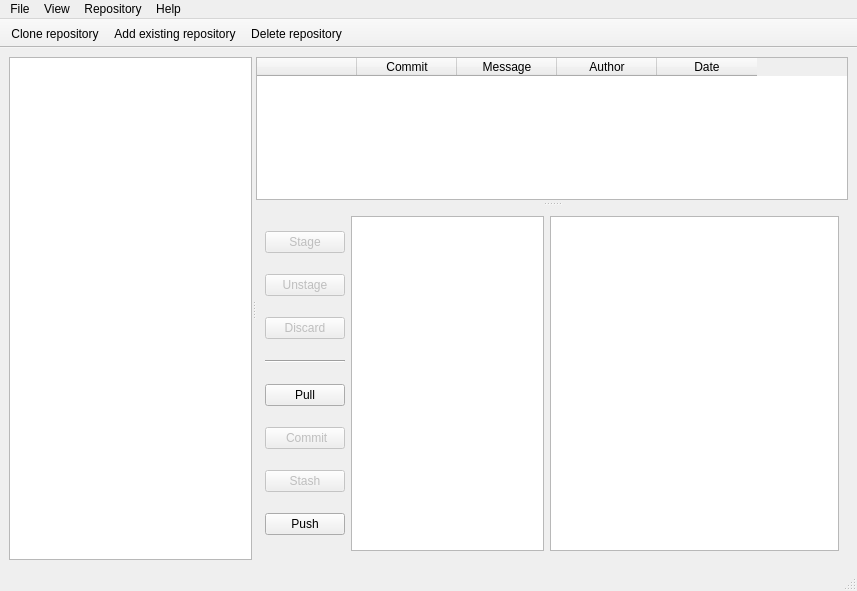
pycircle/gitraffe, file gitraffe/layouts/main_window.ui: the form before one commit.
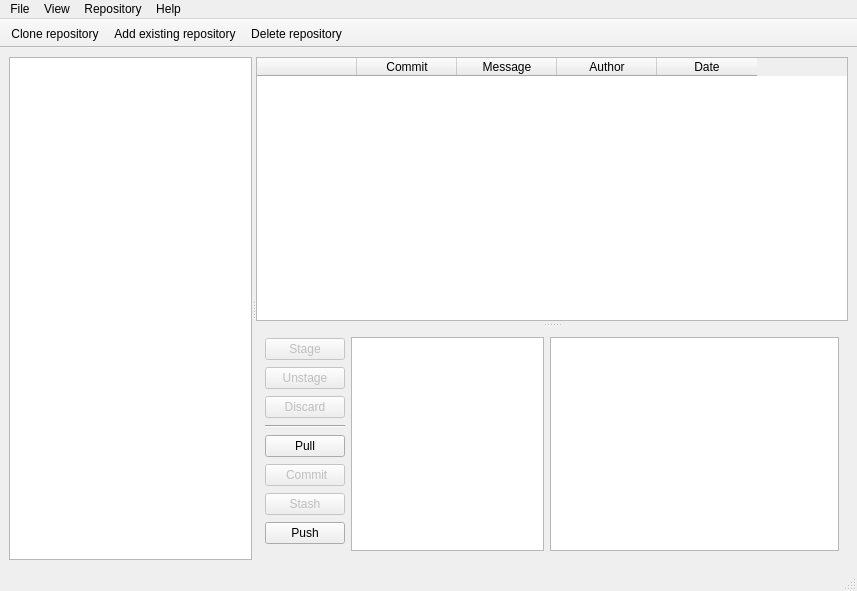
The form after the commit. Icons and pictures are not drawn.

Commit message: Some bugs removed, layout changes

Diff of the .ui file:
```diff
--- a/gitraffe/layouts/main_window.ui
+++ b/gitraffe/layouts/main_window.ui
@@ -50,7 +50,7 @@
        <property name="sizePolicy">
         <sizepolicy hsizetype="Preferred" vsizetype="Expanding">
          <horstretch>0</horstretch>
-         <verstretch>0</verstretch>
+         <verstretch>123</verstretch>
         </sizepolicy>
        </property>
        <property name="orientation">
@@ -60,6 +60,12 @@
         <number>7</number>
        </property>
        <widget class="QTableWidget" name="repositoryTableWidget">
+        <property name="sizePolicy">
+         <sizepolicy hsizetype="Expanding" vsizetype="Expanding">
+          <horstretch>200</horstretch>
+          <verstretch>200</verstretch>
+         </sizepolicy>
+        </property>
         <property name="editTriggers">
          <set>QAbstractItemView::NoEditTriggers</set>
         </property>
@@ -93,6 +99,12 @@
         </column>
        </widget>
        <widget class="QStackedWidget" name="bottomwidgets">
+        <property name="sizePolicy">
+         <sizepolicy hsizetype="Preferred" vsizetype="Preferred">
+          <horstretch>200</horstretch>
+          <verstretch>1</verstretch>
+         </sizepolicy>
+        </property>
         <property name="currentIndex">
          <number>0</number>
         </property>
@@ -103,6 +115,9 @@
             <property name="leftMargin">
              <number>0</number>
             </property>
+            <property name="topMargin">
+             <number>0</number>
+            </property>
             <item>
              <layout class="QVBoxLayout" name="changesetButtonsLayout">
               <item>
```
Left out of the diff: 2 changed lines with no effect on the pictures. The commit also changes 3 other files.
